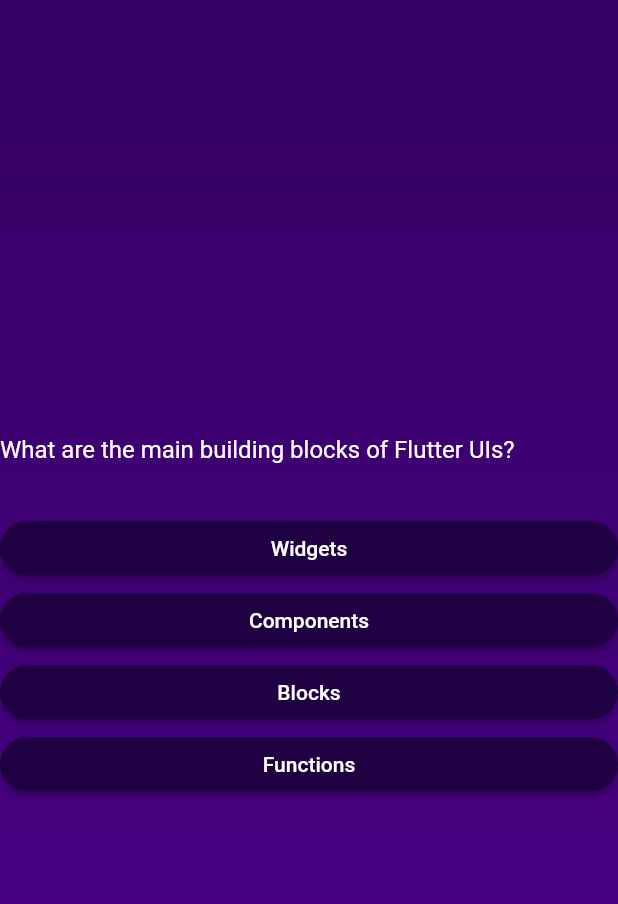
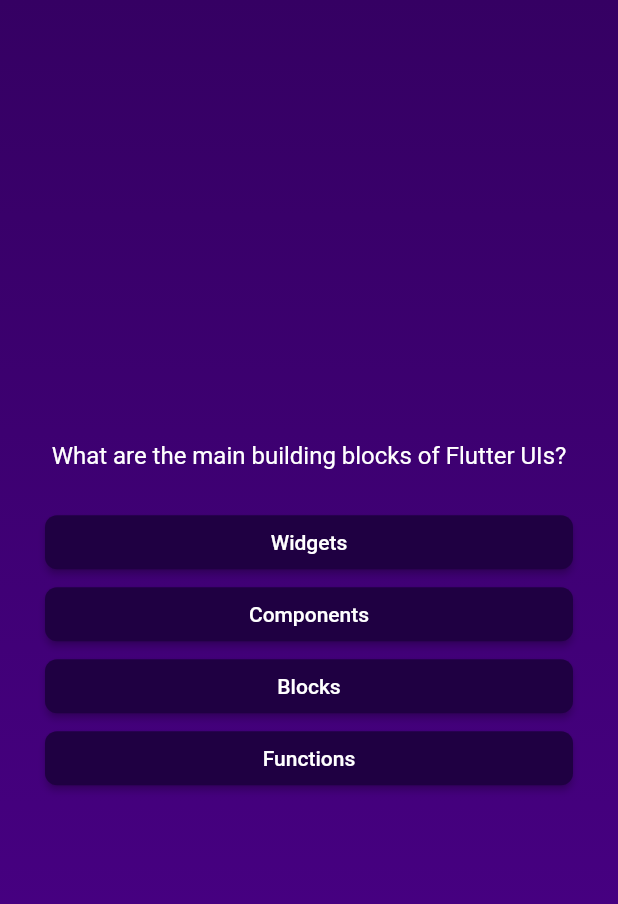
Before and after one commit to NdersCode/app_002, a Flutter app: the screen it shows after launch, after a tap on "Start quiz", on a phone screen of 412 x 824 dp. Shown: the top 904 px of the screen. Run offline on Flutter 3.47's test engine with Material 2 defaults, Android fonts, the phone set to English and light mode, and no system bars.

Commit message:
Latest commit

```diff
--- a/lib/answer_button.dart
+++ b/lib/answer_button.dart
@@ -19,7 +19,7 @@
         backgroundColor: const Color.fromARGB(255, 31, 0, 66),
         foregroundColor: Colors.white,
         shape: RoundedRectangleBorder(
-          borderRadius: BorderRadius.circular(30),
+          borderRadius: BorderRadius.circular(8),
         ),
       ),
       child: Text(answerText),
--- a/lib/questions_screen.dart
+++ b/lib/questions_screen.dart
@@ -17,6 +17,8 @@
     final currentQuestion = questions[0];
     return SizedBox(
       width: double.infinity,
+      child: Container(
+        margin: const EdgeInsets.all(30),
         child: Column(
           mainAxisAlignment: MainAxisAlignment.center,
           crossAxisAlignment: CrossAxisAlignment.stretch,
@@ -27,8 +29,9 @@
                 color: Colors.white,
                 fontSize: 16,
               ),
+              textAlign: TextAlign.center,
             ),
-          const SizedBox(height: 32),
+            const SizedBox(height: 24),
             ...currentQuestion.answers.map(
               (answers) {
                 return AnswerButton(
@@ -39,6 +42,7 @@
             ),
           ],
         ),
+      ),
     );
   }
 }
```
Also changed, not shown: lib/data/questions.dart (+9 -6 lines). Lines whose indentation alone changed are shown as unchanged.
